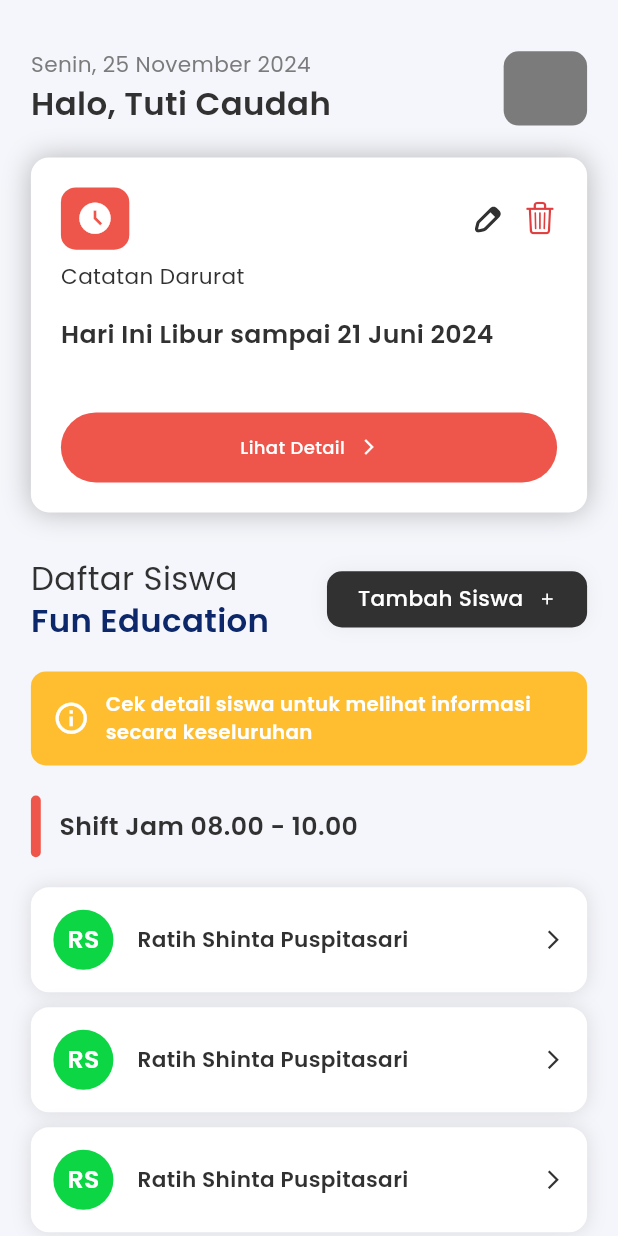
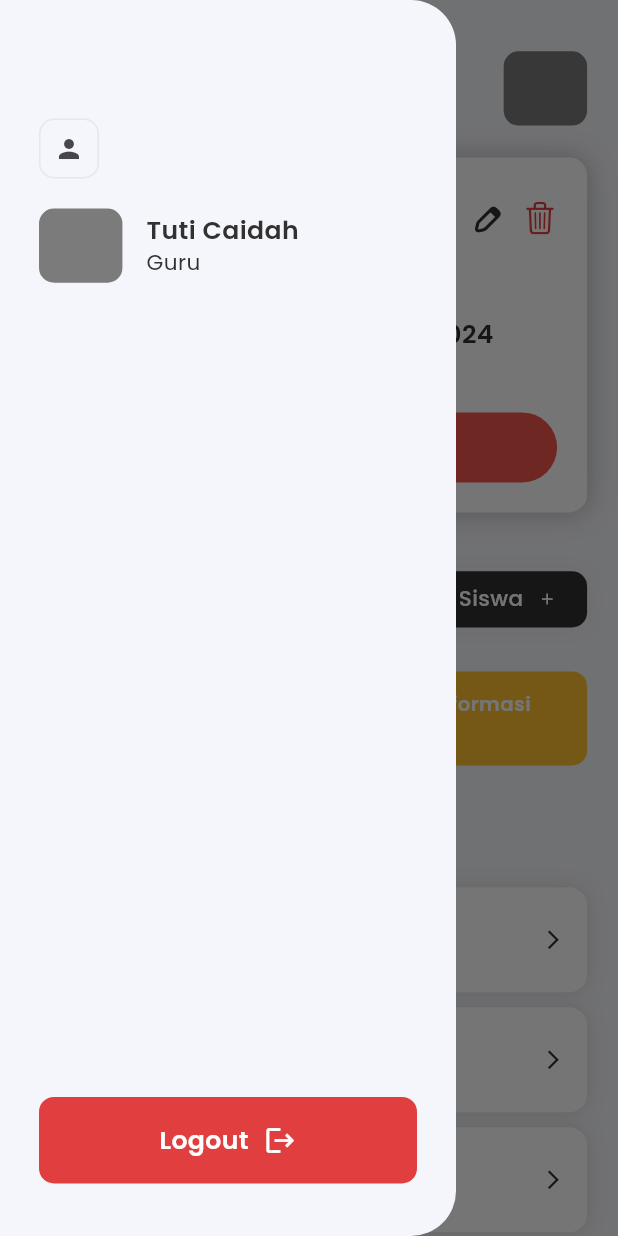
Before and after one commit to RadyaHarbani/Fun-Education-App-Teacher, a Flutter app: the screen it shows after launch, with the side drawer open (before the commit the screen has no drawer), on a phone screen of 412 x 824 dp. Run offline on Flutter 3.47's test engine with Material 3 defaults, Android fonts, the phone set to English and light mode, and no system bars; drawn by our look-alikes of auto_size_text; our stand-ins replace dio, flutter_svg, get, google_fonts, shared_preferences.

Commit message:
feat [RS] : slicing drawer profile

```diff
--- /dev/null
+++ b/lib/app/global-component/common_button.dart
@@ -0,0 +1,52 @@
+import 'package:flutter/material.dart';
+import 'package:fun_education_app_teacher/common/helper/themes.dart';
+
+class CommonButton extends StatelessWidget {
+  final String text;
+  final VoidCallback? onPressed;
+  final Color color;
+  final IconData? icon;
+
+  CommonButton(
+      {Key? key,
+      required this.text,
+      this.onPressed,
+      required this.color,
+      this.icon})
+      : super(key: key);
+
+  @override
+  Widget build(BuildContext context) {
+    final Size mediaQuery = MediaQuery.of(context).size;
+    final double width = mediaQuery.width;
+    final double height = mediaQuery.height;
+    return InkWell(
+      onTap: onPressed,
+      child: Container(
+        padding: EdgeInsets.symmetric(vertical: 15),
+        width: width,
+        height: height * 0.07,
+        decoration: BoxDecoration(
+          borderRadius: BorderRadius.circular(10),
+          color: color,
+        ),
+        alignment: Alignment.center,
+        child: Row(
+          mainAxisAlignment: MainAxisAlignment.center,
+          children: [
+            Text(
+              text,
+              style: tsBodyMediumSemibold(whiteColor),
+            ),
+            SizedBox(width: 10),
+            Icon(
+              icon,
+              color: whiteColor,
+              size: 22,
+            ),
+          ],
+        ),
+      ),
+    );
+  }
+}
--- a/lib/app/pages/dashboard-page/component/dashboard_component_one.dart
+++ b/lib/app/pages/dashboard-page/component/dashboard_component_one.dart
@@ -2,7 +2,9 @@ import 'package:flutter/material.dart';
 import 'package:fun_education_app_teacher/common/helper/themes.dart';
 
 class DashboardComponentOne extends StatelessWidget {
-  const DashboardComponentOne({super.key});
+  final VoidCallback openDrawer;
+
+  const DashboardComponentOne({super.key, required this.openDrawer});
 
   @override
   Widget build(BuildContext context) {
@@ -16,19 +18,21 @@ class DashboardComponentOne extends StatelessWidget {
         Column(
           crossAxisAlignment: CrossAxisAlignment.start,
           children: [
-            Text("Senin, 25 November 2024",
-                style: tsBodySmallRegular(greyColor)),
-            Text("Halo, Tuti Caudah", style: tsTitleSmallSemibold(blackColor)),
+            Text("Senin, 25 November 2024", style: tsBodySmallRegular(greyColor)),
+            Text("Halo, Tuti Caidah", style: tsTitleSmallSemibold(blackColor)),
           ],
         ),
-        Container(
-          height: height * 0.06,
-          width: width * 0.135,
-          decoration: BoxDecoration(
-            color: greyColor,
-            borderRadius: BorderRadius.circular(10),
+        GestureDetector(
+          onTap: openDrawer,
+          child: Container(
+            height: height * 0.06,
+            width: width * 0.135,
+            decoration: BoxDecoration(
+              color: greyColor,
+              borderRadius: BorderRadius.circular(10),
+            ),
           ),
-        )
+        ),
       ],
     );
   }
--- a/lib/app/pages/dashboard-page/dashboard_page_controller.dart
+++ b/lib/app/pages/dashboard-page/dashboard_page_controller.dart
@@ -1,5 +1,10 @@
+import 'package:flutter/material.dart';
 import 'package:get/get.dart';
 
 class DashboardPageController extends GetxController {
-  // Add your controller logic here
+  final scaffoldKey = GlobalKey<ScaffoldState>();
+
+  void openDrawer() {
+    scaffoldKey.currentState?.openDrawer();
+  }
 }
--- a/lib/app/pages/dashboard-page/dashboard_page_view.dart
+++ b/lib/app/pages/dashboard-page/dashboard_page_view.dart
@@ -4,9 +4,12 @@ import 'package:fun_education_app_teacher/app/pages/dashboard-page/component/das
 import 'package:fun_education_app_teacher/app/pages/dashboard-page/component/dashboard_component_one.dart';
 import 'package:fun_education_app_teacher/app/pages/dashboard-page/component/dashboard_component_two.dart';
 import 'package:fun_education_app_teacher/app/pages/dashboard-page/component/dashboard_component_three.dart';
+import 'package:fun_education_app_teacher/app/pages/dashboard-page/dashboard_page_controller.dart';
+import 'package:fun_education_app_teacher/app/pages/profile-drawer/profile_drawer_view.dart';
 import 'package:fun_education_app_teacher/common/helper/themes.dart';
+import 'package:get/get.dart';
 
-class DashboardPageView extends StatelessWidget {
+class DashboardPageView extends GetView<DashboardPageController> {
   @override
   Widget build(BuildContext context) {
     final Size mediaQuery = MediaQuery.of(context).size;
@@ -14,7 +17,9 @@ class DashboardPageView extends StatelessWidget {
     final double height = mediaQuery.height;
 
     return Scaffold(
+      key: controller.scaffoldKey,
       backgroundColor: backgroundColor,
+      drawer: ProfileDrawerView(),
       body: SingleChildScrollView(
           physics: BouncingScrollPhysics(),
           child: SafeArea(
@@ -26,7 +31,7 @@ class DashboardPageView extends StatelessWidget {
               child: Column(
                 crossAxisAlignment: CrossAxisAlignment.start,
                 children: [
-                  DashboardComponentOne(),
+                  DashboardComponentOne(openDrawer: controller.openDrawer),
                   SizedBox(height: 20),
                   DashboardComponentTwo(),
                   SizedBox(height: 30),
--- /dev/null
+++ b/lib/app/pages/profile-drawer/profile_drawer_binding.dart
@@ -0,0 +1,9 @@
+import 'package:fun_education_app_teacher/app/pages/profile-drawer/profile_drawer_controller.dart';
+import 'package:get/get.dart';
+
+class ProfileDrawerBinding extends Bindings {
+  @override
+  void dependencies() {
+    Get.lazyPut<ProfileDrawerController>(() => ProfileDrawerController());
+  }
+}
--- /dev/null
+++ b/lib/app/pages/profile-drawer/profile_drawer_controller.dart
@@ -0,0 +1,5 @@
+import 'package:get/get.dart';
+
+class ProfileDrawerController extends GetxController {
+  // Add your controller logic here
+}
--- /dev/null
+++ b/lib/app/pages/profile-drawer/profile_drawer_view.dart
@@ -0,0 +1,74 @@
+import 'package:flutter/material.dart';
+import 'package:fun_education_app_teacher/app/global-component/common_button.dart';
+import 'package:fun_education_app_teacher/common/helper/themes.dart';
+
+class ProfileDrawerView extends StatelessWidget {
+  const ProfileDrawerView({super.key});
+
+  @override
+  Widget build(BuildContext context) {
+    final Size mediaQuery = MediaQuery.of(context).size;
+    final double width = mediaQuery.width;
+    final double height = mediaQuery.height;
+
+    return Drawer(
+      backgroundColor: backgroundColor,
+      shape: RoundedRectangleBorder(
+          borderRadius: BorderRadius.only(
+        topRight: Radius.circular(30),
+        bottomRight: Radius.circular(30),
+      )),
+      child: Padding(
+        padding: const EdgeInsets.only(
+          left: 26,
+          top: 39,
+          bottom: 35,
+          right: 26,
+        ),
+        child: Column(
+          crossAxisAlignment: CrossAxisAlignment.start,
+          children: [
+            SizedBox(height: 40.0), // Space from top
+            Container(
+                height: 40.0,
+                width: 40.0,
+                decoration: BoxDecoration(
+                  border: Border.all(color: opacity20GreyColor, width: 1),
+                  borderRadius: BorderRadius.circular(10),
+                ),
+                child: IconButton(
+                    onPressed: () {}, icon: Icon(Icons.person, size: 20))),
+            SizedBox(height: 20.0),
+            Row(
+              children: [
+                Container(
+                  height: height * 0.06,
+                  width: width * 0.135,
+                  decoration: BoxDecoration(
+                    color: greyColor,
+                    borderRadius: BorderRadius.circular(10),
+                  ),
+                ),
+                SizedBox(width: 16.0),
+                Column(
+                  crossAxisAlignment: CrossAxisAlignment.start,
+                  children: [
+                    Text('Tuti Caidah',
+                        style: tsBodyMediumSemibold(blackColor)),
+                    Text('Guru', style: tsBodySmallRegular(blackColor)),
+                  ],
+                ),
+              ],
+            ),
+            Spacer(), // Push the logout button to the bottom
+            CommonButton(
+                text: 'Logout',
+                icon: Icons.logout,
+                color: dangerColor,
+                onPressed: () {}),
+          ],
+        ),
+      ),
+    );
+  }
+}
--- a/lib/common/helper/themes.dart
+++ b/lib/common/helper/themes.dart
@@ -22,6 +22,7 @@ const Color opacityBlackColor = Color(0x0D313131);
 const Color opacity50GreyColor = Color(0x507B7B7B);
 const Color redColor = Color(0xFFE13F3F);
 const Color transparentColor = Colors.transparent;
+const Color dangerColor = Color(0xFFE13F3F);
 
 //BOX SHADOW
 BoxShadow shadowBlackBlur15Color5 = BoxShadow(
--- a/lib/common/routes/app_pages.dart
+++ b/lib/common/routes/app_pages.dart
@@ -1,5 +1,7 @@
 import 'package:fun_education_app_teacher/app/pages/dashboard-page/dashboard_page_binding.dart';
 import 'package:fun_education_app_teacher/app/pages/dashboard-page/dashboard_page_view.dart';
+import 'package:fun_education_app_teacher/app/pages/profile-drawer/profile_drawer_binding.dart';
+import 'package:fun_education_app_teacher/app/pages/profile-drawer/profile_drawer_view.dart';
 import 'package:fun_education_app_teacher/app/pages/splash-screen/splash_screen_binding.dart';
 import 'package:fun_education_app_teacher/app/pages/splash-screen/splash_screen_view.dart';
 import 'package:get/get.dart';
@@ -22,5 +24,10 @@ class AppPages {
       page: () => DashboardPageView(),
       binding: DashboardPageBinding(),
     ),
+    GetPage(
+      name: _Paths.PROFILE_DRAWER,
+      page: () => ProfileDrawerView(),
+      binding: ProfileDrawerBinding(),
+    ),
   ];
 }
--- a/lib/common/routes/app_routes.dart
+++ b/lib/common/routes/app_routes.dart
@@ -4,10 +4,12 @@ abstract class Routes {
   Routes._();
     static const SPLASH_SCREEN = _Paths.SPLASH_SCREEN;
     static const DASHBOARD_PAGE = _Paths.DASHBOARD_PAGE;
+    static const PROFILE_DRAWER = _Paths.PROFILE_DRAWER;
 }
 
 abstract class _Paths {
   _Paths._();
   static const SPLASH_SCREEN = '/splash-screen';
   static const DASHBOARD_PAGE = '/dashboard-page';
+  static const PROFILE_DRAWER = '/profile-drawer';
 }
```
